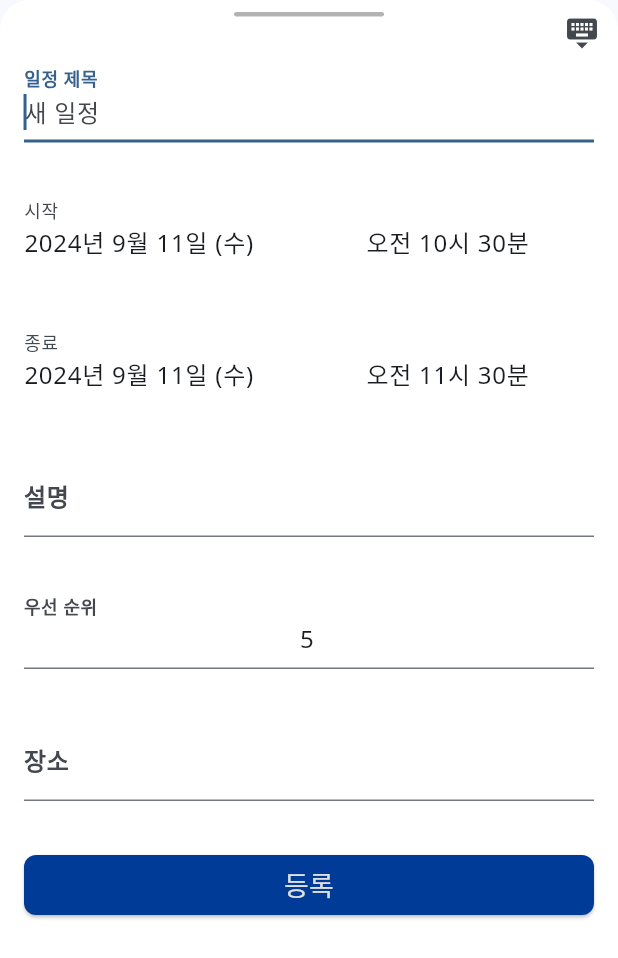
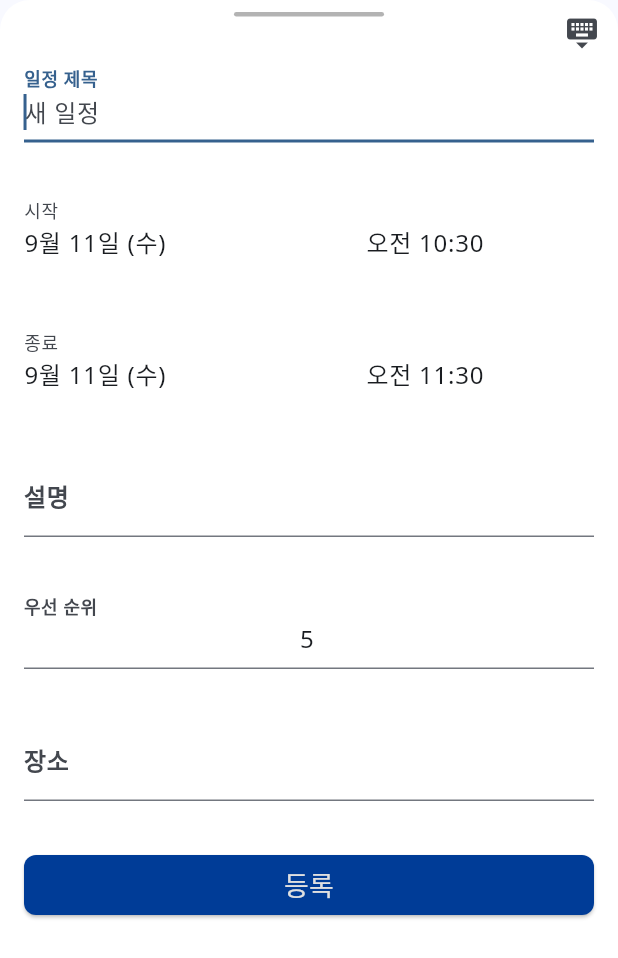
Before and after one commit to SWM-15th-Dnight/flutter-client, a Flutter app: the CustomBottomSheet widget shown alone on an empty page, opened directly with empty values, on a phone screen of 412 x 824 dp. Shown: the top 958 px of the screen. Run offline on Flutter 3.47's test engine with Material 3 defaults, Android fonts, the phone set to English and light mode, and no system bars; our stand-ins replace dio, firebase_auth, firebase_core, firebase_messaging, flutter_dotenv, flutter_local_notifications and 12 more; accounts and stored records are empty; generated files the repository leaves out were written again; network calls fail.

Commit message:
fix: Resolve #19, form input DateFormat with google calendar style
- same as DateFormat in google calendar
- show yaer if either of them is not this year
- show only hour if time is 0 minute

```diff
--- a/lib/widget/custom_bottom_sheet.dart
+++ b/lib/widget/custom_bottom_sheet.dart
@@ -4,6 +4,7 @@ import 'package:dio/dio.dart';
 import 'package:flutter/cupertino.dart';
 import 'package:flutter/material.dart';
 import 'package:flutter_dotenv/flutter_dotenv.dart';
+import 'package:flutter_riverpod/flutter_riverpod.dart';
 import 'package:intl/intl.dart';
 import 'package:mobile_client/common/const/color.dart';
 import 'package:mobile_client/services/auth_service.dart';
@@ -55,6 +56,9 @@ class _CustomBottomSheetState extends State<CustomBottomSheet> {
   late DateTime endAt;
   String description = '';
   String location = '';
+  DateFormat dateFormat = DateFormat('M월 d일 (EE)', 'ko_KR');
+  DateFormat startTimeFormat = DateFormat('aa h:mm', 'ko_KR');
+  DateFormat endTimeFormat = DateFormat('aa h:mm', 'ko_KR');
 
   @override
   void initState() {
@@ -69,16 +73,12 @@ class _CustomBottomSheetState extends State<CustomBottomSheet> {
       } else {
         startAt = DateTime.parse(widget.responseData?['startAt']);
       }
-      // startAtController.text = DateFormat('yyyy년 M월 dd일 (EE)', 'ko_KR')
-      //     .format(startAt);
 
       if (widget.responseData?['endAt'] == null) {
         endAt = startAt.add(Duration(hours: 1));
       } else {
         endAt = DateTime.parse(widget.responseData?['endAt']);
       }
-      // endAtController.text = DateFormat('yyyy년 M월 dd일 (EE)', 'ko_KR')
-      //     .format(endAt);
 
       description = widget.responseData?['description'] ?? '';
       descriptionController.text = description;
@@ -94,16 +94,12 @@ class _CustomBottomSheetState extends State<CustomBottomSheet> {
       } else {
         startAt = DateTime.parse(widget.event?['startAt']);
       }
-      // startAtController.text = DateFormat('yyyy년 M월 dd일 (EE)', 'ko_KR')
-      //     .format(startAt);
 
       if (widget.event?['endAt'] == null) {
         endAt = startAt.add(Duration(hours: 1));
       } else {
         endAt = DateTime.parse(widget.event?['endAt']);
       }
-      // endAtController.text = DateFormat('yyyy년 M월 dd일 (EE)', 'ko_KR')
-      //     .format(endAt);
 
       description = widget.event?['description'] ?? '';
       descriptionController.text = description;
@@ -124,6 +120,35 @@ class _CustomBottomSheetState extends State<CustomBottomSheet> {
 
       startAt = _now;
       endAt = _end;
+    }
+
+    _checkDateFormat();
+    _checkStartTimeFormat();
+    _checkEndTimeFormat();
+  }
+
+  void _checkDateFormat() {
+    if (startAt.year != DateTime.now().year ||
+        endAt.year != DateTime.now().year) {
+      dateFormat = DateFormat('yyyy년 M월 dd일 (EE)', 'ko_KR');
+    } else {
+      dateFormat = DateFormat('M월 d일 (EE)', 'ko_KR');
+    }
+  }
+
+  void _checkStartTimeFormat() {
+    if (startAt.minute == 0) {
+      startTimeFormat = DateFormat('aa h시', 'ko_KR');
+    } else {
+      startTimeFormat = DateFormat('aa h:mm', 'ko_KR');
+    }
+  }
+
+  void _checkEndTimeFormat() {
+    if (endAt.minute == 0) {
+      endTimeFormat = DateFormat('aa h시', 'ko_KR');
+    } else {
+      endTimeFormat = DateFormat('aa h:mm', 'ko_KR');
     }
   }
 
@@ -365,9 +390,7 @@ class _CustomBottomSheetState extends State<CustomBottomSheet> {
                                                 .bottom +
                                             adder),
                                     controller: TextEditingController(
-                                      text: DateFormat(
-                                              'yyyy년 M월 dd일 (EE)', 'ko_KR')
-                                          .format(startAt),
+                                      text: dateFormat.format(startAt),
                                     ),
                                     decoration: InputDecoration(
                                       labelText: '시작',
@@ -379,13 +402,13 @@ class _CustomBottomSheetState extends State<CustomBottomSheet> {
                                           startAt, startAtController,
                                           (newDate) {
                                         startAt = newDate;
+                                        _checkDateFormat();
                                         // update endAt if endAt < startAt
                                         if (endAt.isBefore(startAt)) {
                                           endAt =
                                               startAt.add(Duration(hours: 1));
-                                          endAtController.text = DateFormat(
-                                                  'yyyy년 M월 dd일 (EE)', 'ko_KR')
-                                              .format(endAt);
+                                          endAtController.text =
+                                              dateFormat.format(endAt);
                                         }
                                       });
                                     }),
@@ -399,8 +422,7 @@ class _CustomBottomSheetState extends State<CustomBottomSheet> {
                                                 .bottom +
                                             adder),
                                     controller: TextEditingController(
-                                      text: DateFormat('aa hh시 mm분', 'ko_KR')
-                                          .format(startAt),
+                                      text: startTimeFormat.format(startAt),
                                     ),
                                     decoration: InputDecoration(
                                       labelText: '',
@@ -412,13 +434,13 @@ class _CustomBottomSheetState extends State<CustomBottomSheet> {
                                           startAt, startAtController,
                                           (newTime) {
                                         startAt = newTime;
+                                        _checkStartTimeFormat();
                                         // update endAt if endAt < startAt
                                         if (endAt.isBefore(startAt)) {
                                           endAt =
                                               startAt.add(Duration(hours: 1));
-                                          endAtController.text = DateFormat(
-                                                  'yyyy년 M월 dd일 (EE)', 'ko_KR')
-                                              .format(endAt);
+                                          endAtController.text =
+                                              dateFormat.format(endAt);
                                         }
                                       });
                                     }),
@@ -440,9 +462,7 @@ class _CustomBottomSheetState extends State<CustomBottomSheet> {
                                                 .bottom +
                                             adder),
                                     controller: TextEditingController(
-                                      text: DateFormat(
-                                              'yyyy년 M월 dd일 (EE)', 'ko_KR')
-                                          .format(endAt),
+                                      text: dateFormat.format(endAt),
                                     ),
                                     decoration: InputDecoration(
                                       labelText: '종료',
@@ -453,13 +473,13 @@ class _CustomBottomSheetState extends State<CustomBottomSheet> {
                                       await _selectDate(endAt, endAtController,
                                           (newDate) {
                                         endAt = newDate;
+                                        _checkDateFormat();
                                         // update startAt if endAt < startAt
                                         if (endAt.isBefore(startAt)) {
                                           startAt = endAt
                                               .subtract(Duration(hours: 1));
-                                          startAtController.text = DateFormat(
-                                                  'yyyy년 M월 dd일 (EE)', 'ko_KR')
-                                              .format(endAt);
+                                          startAtController.text =
+                                              dateFormat.format(endAt);
                                         }
                                       });
                                     }),
@@ -473,8 +493,7 @@ class _CustomBottomSheetState extends State<CustomBottomSheet> {
                                                 .bottom +
                                             adder),
                                     controller: TextEditingController(
-                                      text: DateFormat('aa hh시 mm분', 'ko_KR')
-                                          .format(endAt),
+                                      text: endTimeFormat.format(endAt),
                                     ),
                                     decoration: InputDecoration(
                                       labelText: '',
@@ -485,13 +504,13 @@ class _CustomBottomSheetState extends State<CustomBottomSheet> {
                                       await _selectTime(endAt, endAtController,
                                           (newTime) {
                                         endAt = newTime;
-// update startAt if endAt < startAt
+                                        _checkEndTimeFormat();
+                                        // update startAt if endAt < startAt
                                         if (endAt.isBefore(startAt)) {
                                           startAt = endAt
                                               .subtract(Duration(hours: 1));
-                                          startAtController.text = DateFormat(
-                                                  'yyyy년 M월 dd일 (EE)', 'ko_KR')
-                                              .format(endAt);
+                                          startAtController.text =
+                                              dateFormat.format(endAt);
                                         }
                                       });
                                     }),
```
